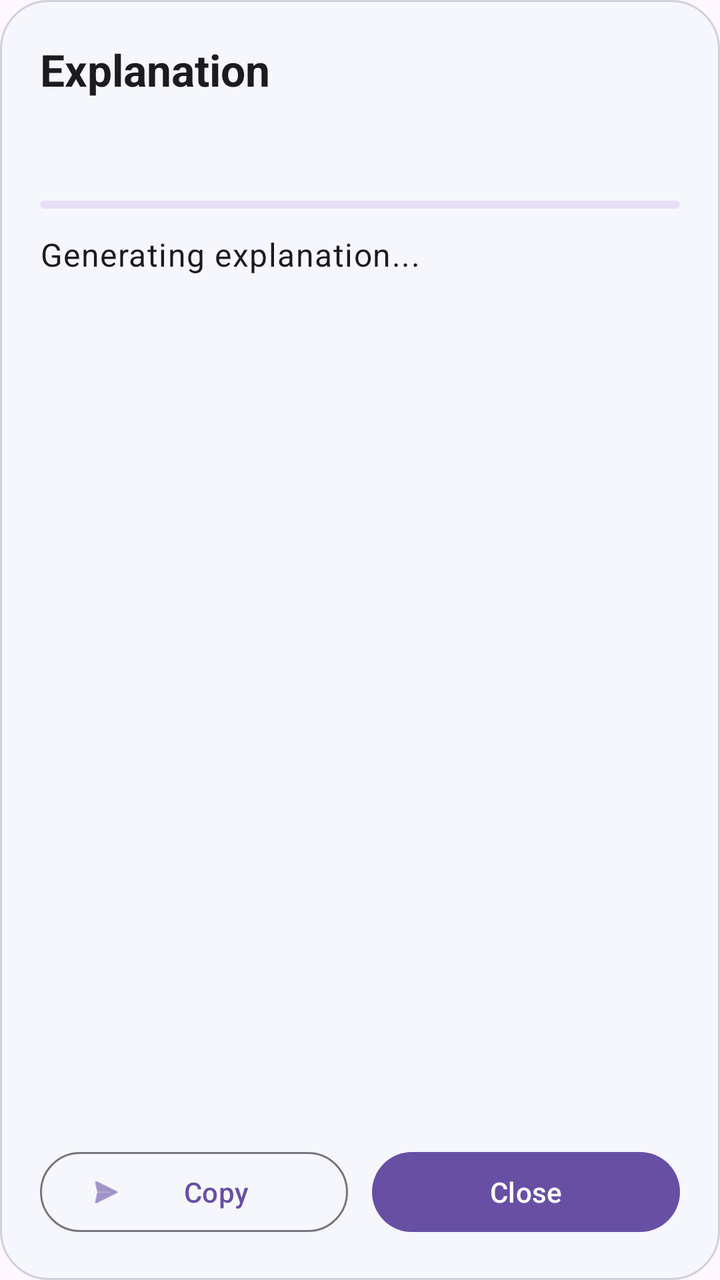
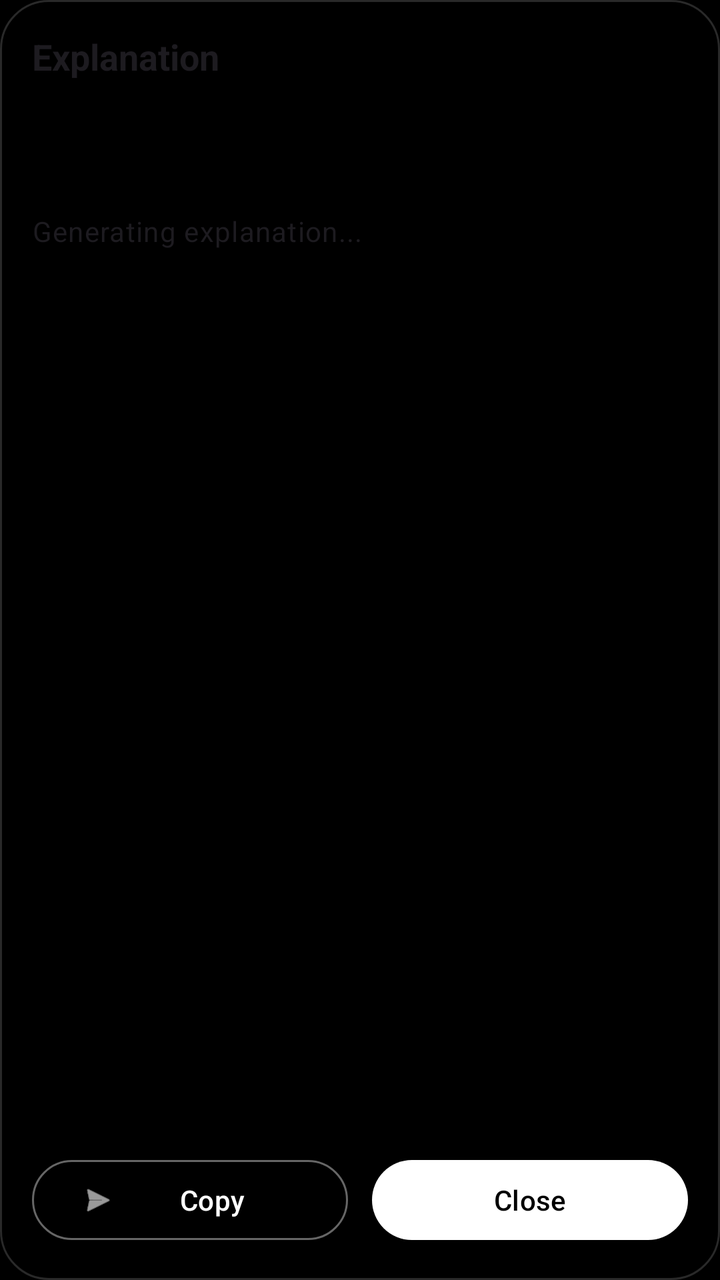

Compare the two renders of this Android layout. The source of the first and the diff that turns it into the second are given below.
<!-- AndroidManifest.xml: application theme Theme.PeaceSpace -->
<!-- res/layout/bottom_sheet_explanation.xml -->
<?xml version="1.0" encoding="utf-8"?>
<LinearLayout xmlns:android="http://schemas.android.com/apk/res/android"
    xmlns:app="http://schemas.android.com/apk/res-auto"
    android:layout_width="match_parent"
    android:layout_height="match_parent"
    android:orientation="vertical"
    android:padding="20dp"
    android:background="@drawable/explanation_surface">

    <TextView
        android:id="@+id/tv_selected_text_title"
        android:layout_width="match_parent"
        android:layout_height="wrap_content"
        android:text="Explanation"
        android:textAppearance="?attr/textAppearanceTitleLarge"
        android:textStyle="bold" />

    <androidx.core.widget.NestedScrollView
        android:id="@+id/nested_scroll_view"
        android:layout_width="match_parent"
        android:layout_height="0dp"
        android:layout_weight="1"
        android:layout_marginTop="12dp"
        android:fillViewport="true">

        <LinearLayout
            android:layout_width="match_parent"
            android:layout_height="wrap_content"
            android:orientation="vertical">

            <TextView
                android:id="@+id/tv_selected_text"
                android:layout_width="match_parent"
                android:layout_height="wrap_content"
                android:layout_marginTop="8dp"
                android:textAppearance="?attr/textAppearanceBodyMedium"
                android:textColor="?attr/colorPrimary"
                android:textStyle="italic" />

            <com.google.android.material.progressindicator.LinearProgressIndicator
                android:id="@+id/progress_indicator"
                android:layout_width="match_parent"
                android:layout_height="wrap_content"
                android:layout_marginTop="12dp"
                android:indeterminate="true" />

            <TextView
                android:id="@+id/tv_explanation_result"
                android:layout_width="match_parent"
                android:layout_height="wrap_content"
                android:layout_marginTop="12dp"
                android:text="Generating explanation..."
                android:textAppearance="?attr/textAppearanceBodyLarge" />
        </LinearLayout>
    </androidx.core.widget.NestedScrollView>

    <LinearLayout
        android:layout_width="match_parent"
        android:layout_height="wrap_content"
        android:layout_marginTop="16dp"
        android:orientation="horizontal">

        <com.google.android.material.button.MaterialButton
            android:id="@+id/btn_copy"
            style="@style/Widget.Material3.Button.OutlinedButton"
            android:layout_width="0dp"
            android:layout_height="wrap_content"
            android:layout_weight="1"
            android:text="Copy"
            app:icon="@android:drawable/ic_menu_send" />

        <Space
            android:layout_width="12dp"
            android:layout_height="wrap_content" />

        <com.google.android.material.button.MaterialButton
            android:id="@+id/btn_close"
            android:layout_width="0dp"
            android:layout_height="wrap_content"
            android:layout_weight="1"
            android:text="Close" />
    </LinearLayout>

</LinearLayout>
<!-- resources referenced by this layout -->
<resources>
  <!-- drawable explanation_surface (drawable) -->
  <shape xmlns:android="http://schemas.android.com/apk/res/android"><solid android:color="@color/explanation_surface"/><corners android:radius="24dp"/><stroke android:width="1dp" android:color="@color/explanation_outline"/></shape>
  <style name="Theme.PeaceSpace" parent="Theme.Material3.DayNight.NoActionBar">
          
      </style>
  <color name="explanation_surface">#E6F5F8FC</color>
  <color name="explanation_outline">#5579859A</color>
</resources>

<!-- the commit's change to res/layout/bottom_sheet_explanation.xml (unified diff, before → after) -->
@@ -4,7 +4,7 @@
     android:layout_width="match_parent"
     android:layout_height="match_parent"
     android:orientation="vertical"
-    android:padding="20dp"
+    android:padding="16dp"
     android:background="@drawable/explanation_surface">
 
     <TextView
@@ -13,7 +13,8 @@
         android:layout_height="wrap_content"
         android:text="Explanation"
         android:textAppearance="?attr/textAppearanceTitleLarge"
-        android:textStyle="bold" />
+        android:textStyle="bold"
+        android:textSize="18sp" />
 
     <androidx.core.widget.NestedScrollView
         android:id="@+id/nested_scroll_view"
@@ -35,7 +36,8 @@
                 android:layout_marginTop="8dp"
                 android:textAppearance="?attr/textAppearanceBodyMedium"
                 android:textColor="?attr/colorPrimary"
-                android:textStyle="italic" />
+                android:textStyle="italic"
+                android:textSize="13sp" />
 
             <com.google.android.material.progressindicator.LinearProgressIndicator
                 android:id="@+id/progress_indicator"
@@ -50,14 +52,15 @@
                 android:layout_height="wrap_content"
                 android:layout_marginTop="12dp"
                 android:text="Generating explanation..."
-                android:textAppearance="?attr/textAppearanceBodyLarge" />
+                android:textAppearance="?attr/textAppearanceBodyLarge"
+                android:textSize="14sp" />
         </LinearLayout>
     </androidx.core.widget.NestedScrollView>
 
     <LinearLayout
         android:layout_width="match_parent"
         android:layout_height="wrap_content"
-        android:layout_marginTop="16dp"
+        android:layout_marginTop="8dp"
         android:orientation="horizontal">
 
         <com.google.android.material.button.MaterialButton
<!-- resource entries referenced after the edit -->
@@ -3,9 +3,40 @@
   <!-- drawable explanation_surface (drawable) -->
   <shape xmlns:android="http://schemas.android.com/apk/res/android"><solid android:color="@color/explanation_surface"/><corners android:radius="24dp"/><stroke android:width="1dp" android:color="@color/explanation_outline"/></shape>
   <style name="Theme.PeaceSpace" parent="Theme.Material3.DayNight.NoActionBar">
-          
+          <item name="colorPrimary">#FFFFFF</item>
+          <item name="colorOnPrimary">#000000</item>
+          <item name="colorPrimaryContainer">#000000</item>
+          <item name="colorOnPrimaryContainer">#FFFFFF</item>
+          <item name="colorSecondary">#FFFFFF</item>
+          <item name="colorOnSecondary">#000000</item>
+          <item name="colorSecondaryContainer">#000000</item>
+          <item name="colorOnSecondaryContainer">#FFFFFF</item>
+          <item name="colorTertiary">#FFFFFF</item>
+          <item name="colorOnTertiary">#000000</item>
+          <item name="colorTertiaryContainer">#000000</item>
+          <item name="colorOnTertiaryContainer">#FFFFFF</item>
+          <item name="colorSurface">#000000</item>
+          <item name="colorOnSurface">#FFFFFF</item>
+          <item name="colorSurfaceVariant">#000000</item>
+          <item name="colorOnSurfaceVariant">#CCCCCC</item>
+          <item name="colorOutline">#666666</item>
+          <item name="colorOutlineVariant">#444444</item>
+          <item name="colorSurfaceContainerLowest">#000000</item>
+          <item name="colorSurfaceContainerLow">#000000</item>
+          <item name="colorSurfaceContainer">#000000</item>
+          <item name="colorSurfaceContainerHigh">#000000</item>
+          <item name="colorSurfaceContainerHighest">#000000</item>
+          <item name="android:colorBackground">#000000</item>
+          <item name="colorOnBackground">#FFFFFF</item>
+          <item name="android:windowBackground">#000000</item>
+          <item name="android:statusBarColor">#000000</item>
+          <item name="android:navigationBarColor">#000000</item>
+          <item name="android:windowLightStatusBar">false</item>
+          <item name="android:windowLightNavigationBar">false</item>
+          <item name="android:enforceNavigationBarContrast">false</item>
+          <item name="android:enforceStatusBarContrast">false</item>
       </style>
-  <color name="explanation_surface">#E6F5F8FC</color>
-  <color name="explanation_outline">#5579859A</color>
+  <color name="explanation_surface">#E6000000</color>
+  <color name="explanation_outline">#66666666</color>
 </resources>
 
